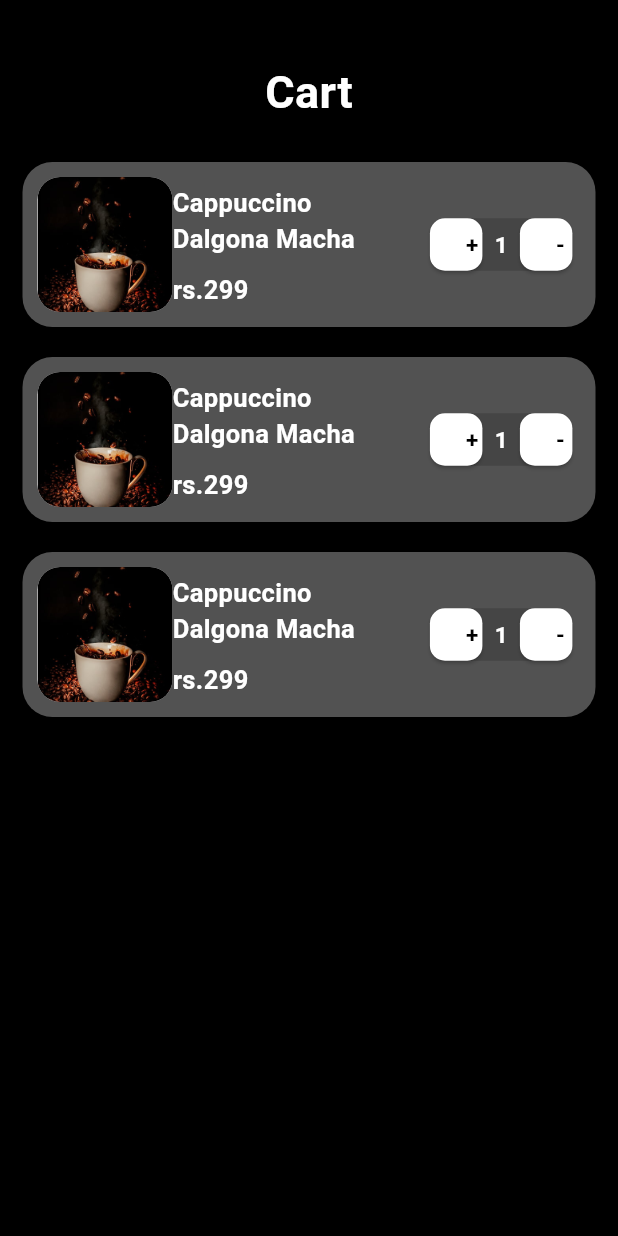
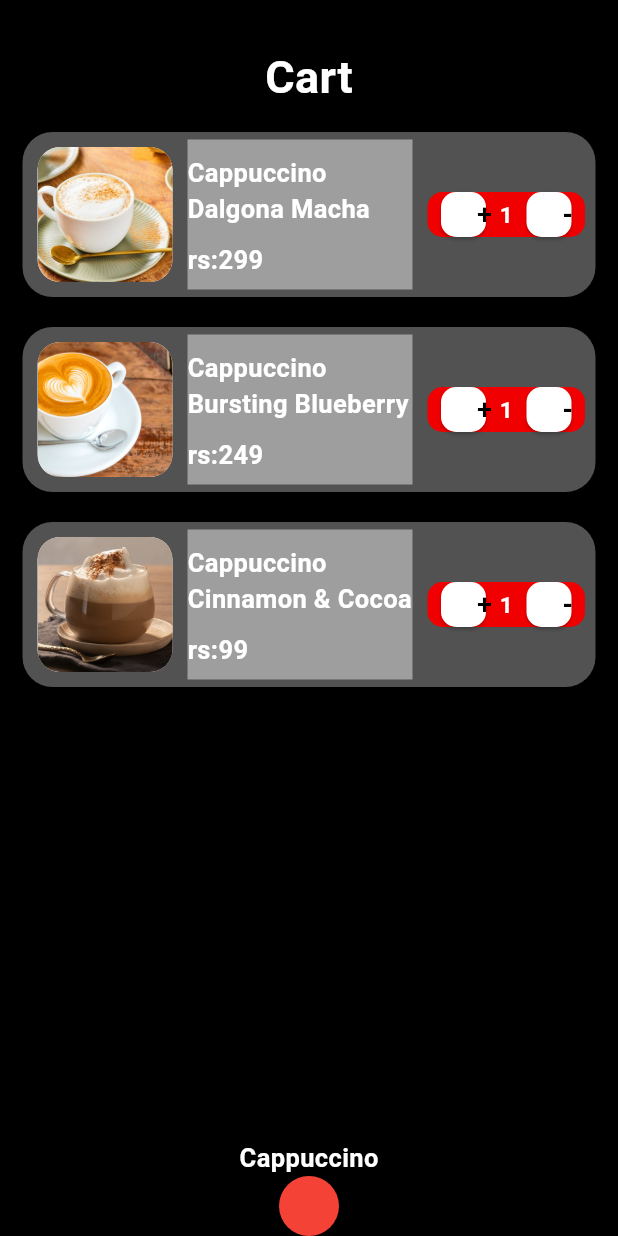
Before and after one commit to Darwynkjoy/Barista_coffee, a Flutter app: the Cartpage screen opened directly, on a phone screen of 412 x 824 dp. Run offline on Flutter 3.47's test engine with Material 3 defaults, Android fonts, the phone set to English and light mode, and no system bars.

Commit message:
daily push

```diff
--- a/lib/cartpage.dart
+++ b/lib/cartpage.dart
@@ -4,16 +4,32 @@ class Cartpage extends StatelessWidget{
   const Cartpage({super.key});
   @override
   Widget build(BuildContext context){
+    List <Map> imageList=[
+    {
+      "image":"assets/images/coffe1.jpg",
+      "name":"Dalgona Macha",
+      "price":"rs:299"
+    },
+    {
+      "image":"assets/images/coffee2.jpg",
+      "name":"Bursting Blueberry",
+      "price":"rs:249"
+    },
+    {
+      "image":"assets/images/coffee3.jpg",
+      "name":"Cinnamon & Cocoa",
+      "price":"rs:99"
+    },
+
+    ];
     return Scaffold(
       backgroundColor: Colors.black,
 
     body:
     Column(
       children: [
-        Padding(
-          padding: const EdgeInsets.only(top: 40,bottom: 10),
-          child: Text("Cart",style: TextStyle(fontSize: 30,fontWeight: FontWeight.bold,color: Colors.white),),
-        ),
+        Padding(padding: EdgeInsets.only(top: 30)),
+        Text("Cart",style: TextStyle(fontSize: 30,fontWeight: FontWeight.bold,color: Colors.white),),
         Expanded(
           child: ListView.separated(
             padding: EdgeInsets.all(15),
@@ -28,51 +44,56 @@ class Cartpage extends StatelessWidget{
                       decoration: BoxDecoration(
                         borderRadius: BorderRadius.circular(15),
                         color: const Color.fromARGB(255, 255, 254, 254),
-                        image: DecorationImage(image: AssetImage("assets/images/coffee.jpeg"),fit: BoxFit.cover)
+                        image: DecorationImage(image: AssetImage(imageList[index]["image"]),fit: BoxFit.cover)
                         ),
                       ),
-                  Column(
+                      SizedBox(width: 10,),
+                  Container(
+                    color: Colors.grey,
+                    height: 100,
+                    width: 150,
+                    child: Column(
                       crossAxisAlignment: CrossAxisAlignment.start,
                       children: [
-                      Padding(padding: EdgeInsets.only(top: 15.0)),
+                        Padding(padding: EdgeInsets.only(top: 10.0)),
                         Text("Cappuccino",style: TextStyle(fontSize: 17,fontWeight: FontWeight.bold,color: Colors.white),),
-                      Text("Dalgona Macha",style: TextStyle(fontSize: 17,fontWeight: FontWeight.bold,color: Colors.white),),
+                        Text(imageList[index]["name"],style: TextStyle(fontSize: 17,fontWeight: FontWeight.bold,color: Colors.white),),
                         SizedBox(height: 10,),
-                      Text("rs.299",style: TextStyle(fontSize: 17,fontWeight: FontWeight.bold,color: Colors.white),),
+                        Text(imageList[index]["price"],style: TextStyle(fontSize: 17,fontWeight: FontWeight.bold,color: Colors.white),),
                       ],
                     ),
-                  SizedBox(width: 50,),
+                  ),
+                  SizedBox(width: 10,),
                   Container(
-                    height: 35,
-                    width: 95,
-                    decoration: BoxDecoration(borderRadius: BorderRadius.circular(10),color: const Color.fromARGB(255, 69, 69, 69)),
+                    height: 30,
+                    width: 105,
+                    decoration: BoxDecoration(borderRadius: BorderRadius.circular(10),color: const Color.fromARGB(255, 240, 0, 0)),
                     child: Row(
                       mainAxisAlignment: MainAxisAlignment.spaceBetween,
                       children: [
-                        SizedBox(
-                          height: 35,
-                          width: 35,
-                          child: ElevatedButton(
+                        ElevatedButton(
                           style: ElevatedButton.styleFrom(
+                            minimumSize:Size(30,30),
+                            maximumSize: Size(30,30),
                             backgroundColor: Colors.white,
                             shape: RoundedRectangleBorder(borderRadius: BorderRadius.circular(10))
                           ),
-                            onPressed: (){}, child: Center(child: Text("+",style: TextStyle(color: Colors.black,fontSize: 15,fontWeight: FontWeight.bold),)),)),
+                          onPressed: (){}, child: Center(child: Text("+",style: TextStyle(color: Colors.black,fontSize: 18),)),),
 
                         Text("1",style: TextStyle(color: Colors.white,fontSize: 15,fontWeight: FontWeight.bold),),
 
-                        SizedBox(
-                          height: 35,
-                          width: 35,
-                          child: ElevatedButton(
+                        ElevatedButton(
                           style: ElevatedButton.styleFrom(
+                            minimumSize:Size(30,30),
+                            maximumSize: Size(30,30),
                             backgroundColor: Colors.white,
                             shape: RoundedRectangleBorder(borderRadius: BorderRadius.circular(10))
                           ),
-                            onPressed: (){}, child: Center(child: Text("-",style: TextStyle(color: Colors.black,fontSize: 15,fontWeight: FontWeight.bold),)),))
+                          onPressed: (){}, child: Center(child: Text("-",style: TextStyle(color: Colors.black,fontSize: 18,fontWeight: FontWeight.bold),)),)
                       ],
                     ),
                   ),
+                  //SizedBox(width: 10,)
                   ],
                 ),
                 height: 110,
@@ -86,6 +107,8 @@ class Cartpage extends StatelessWidget{
             itemCount: 3,
             )
         ),
+        Text("Cappuccino",style: TextStyle(fontSize: 17,fontWeight: FontWeight.bold,color: Colors.white),),
+        CircleAvatar(backgroundColor: Colors.red,)
       ]
     ),
     );
--- /dev/null
+++ b/lib/homepage.dart
@@ -0,0 +1,22 @@
+import 'package:flutter/material.dart';
+
+class Homepage extends StatelessWidget{
+  const Homepage({super.key});
+  Widget build(BuildContext context){
+    return Scaffold(
+      backgroundColor: Colors.black,
+      body: Column(
+        children: [
+          Container(
+            child: Column(
+              children: [
+                Text("deja",style: TextStyle(fontSize: 20,color: Colors.white),),
+                Text("deja",style: TextStyle(fontSize: 20,color: Colors.white),),
+              ],
+            ),
+          ),
+        ],
+      ),
+    );
+  }
+}
--- a/lib/main.dart
+++ b/lib/main.dart
@@ -1,4 +1,5 @@
 import 'package:barista/cartpage.dart';
+import 'package:barista/homepage.dart';
 import 'package:barista/productpage.dart';
 import 'package:flutter/material.dart';
 
@@ -15,7 +16,7 @@ class MyApp extends StatelessWidget {
     return MaterialApp(
       title: 'barista coffe app',
       debugShowCheckedModeBanner: false,
-      home: Cartpage(),
+      home: Homepage(),
     );
   }
 }
```
Also changed, not shown: assets/images/coffe1.jpg (added), assets/images/coffee2.jpg (added), assets/images/coffee3.jpg (added). Lines whose indentation alone changed are shown as unchanged.
